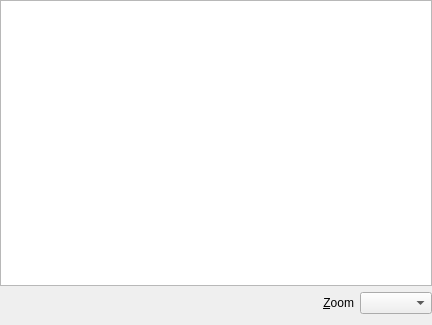
This is main/CentralWidget.ui in fabio-d/camera-calibration-studio as Qt 5 draws it before an edit. The edited form follows.
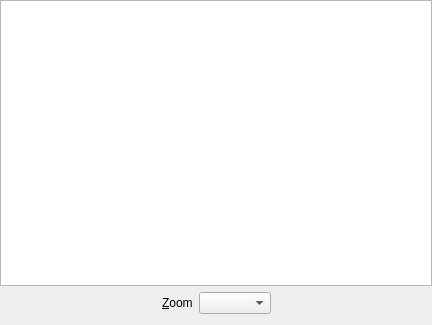
This is the edited form.

Commit message: Reimplemented drawChessboardCorners with QGraphicsPathItem to make it look good at non-100% zoom

What changed in the file:
```diff
--- a/main/CentralWidget.ui
+++ b/main/CentralWidget.ui
@@ -35,20 +35,24 @@
    </item>
    <item>
     <layout class="QHBoxLayout" name="horizontalLayout_2">
+     <item>
+      <spacer name="horizontalSpacer">
+       <property name="orientation">
+        <enum>Qt::Horizontal</enum>
+       </property>
+       <property name="sizeHint" stdset="0">
+        <size>
+         <width>40</width>
+         <height>20</height>
+        </size>
+       </property>
+      </spacer>
+     </item>
      <item>
       <widget class="QLabel" name="label">
-       <property name="sizePolicy">
-        <sizepolicy hsizetype="MinimumExpanding" vsizetype="Preferred">
-         <horstretch>0</horstretch>
-         <verstretch>0</verstretch>
-        </sizepolicy>
-       </property>
        <property name="text">
         <string>&amp;Zoom</string>
        </property>
-       <property name="alignment">
-        <set>Qt::AlignRight|Qt::AlignTrailing|Qt::AlignVCenter</set>
-       </property>
        <property name="buddy">
         <cstring>zoomComboBox</cstring>
        </property>
@@ -64,6 +68,19 @@
        </property>
       </widget>
      </item>
+     <item>
+      <spacer name="horizontalSpacer_2">
+       <property name="orientation">
+        <enum>Qt::Horizontal</enum>
+       </property>
+       <property name="sizeHint" stdset="0">
+        <size>
+         <width>40</width>
+         <height>20</height>
+        </size>
+       </property>
+      </spacer>
+     </item>
     </layout>
    </item>
   </layout>
```
The commit also changes 2 other files.
